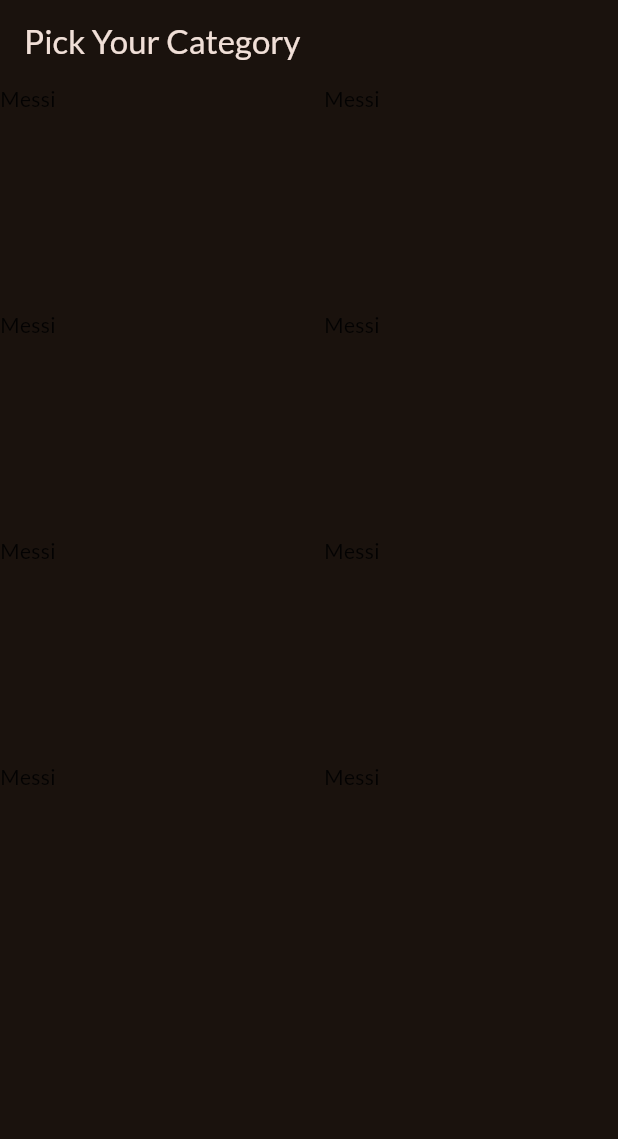
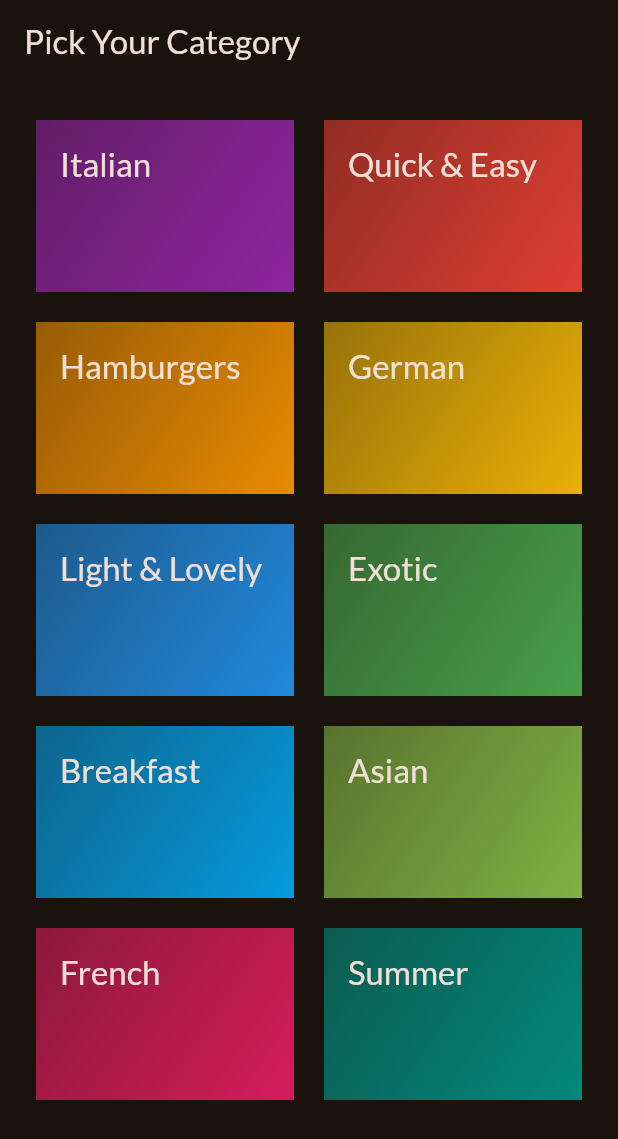
Before and after one commit to Mervan-Torlak/My_Recipes, a Flutter app: the screen it shows after launch, on a phone screen of 412 x 824 dp. Shown: the top 1139 px of the screen. Run offline on Flutter 3.47's test engine with Material 2 defaults, Android fonts, the phone set to English and light mode, and no system bars; our stand-ins replace google_fonts.

Commit message:
categories

```diff
--- /dev/null
+++ b/lib/data/dummy_data.dart
@@ -0,0 +1,56 @@
+import 'package:flutter/material.dart';
+
+import 'package:my_recipes/models/category.dart';
+
+const availableCategories = [
+  Category(
+    id: 'c1',
+    title: 'Italian',
+    color: Colors.purple,
+  ),
+  Category(
+    id: 'c2',
+    title: 'Quick & Easy',
+    color: Colors.red,
+  ),
+  Category(
+    id: 'c3',
+    title: 'Hamburgers',
+    color: Colors.orange,
+  ),
+  Category(
+    id: 'c4',
+    title: 'German',
+    color: Colors.amber,
+  ),
+  Category(
+    id: 'c5',
+    title: 'Light & Lovely',
+    color: Colors.blue,
+  ),
+  Category(
+    id: 'c6',
+    title: 'Exotic',
+    color: Colors.green,
+  ),
+  Category(
+    id: 'c7',
+    title: 'Breakfast',
+    color: Colors.lightBlue,
+  ),
+  Category(
+    id: 'c8',
+    title: 'Asian',
+    color: Colors.lightGreen,
+  ),
+  Category(
+    id: 'c9',
+    title: 'French',
+    color: Colors.pink,
+  ),
+  Category(
+    id: 'c10',
+    title: 'Summer',
+    color: Colors.teal,
+  ),
+];
--- a/lib/main.dart
+++ b/lib/main.dart
@@ -1,7 +1,7 @@
 import 'package:flutter/material.dart';
 
 import 'package:google_fonts/google_fonts.dart';
-import 'package:my_recipes/categories.dart';
+import 'package:my_recipes/screens/categories.dart';
 
 final theme = ThemeData(
   useMaterial3: true,
--- /dev/null
+++ b/lib/models/category.dart
@@ -0,0 +1,13 @@
+import 'package:flutter/material.dart';
+
+class Category {
+  const Category({
+    required this.id,
+    required this.title,
+    this.color = Colors.orange,
+  });
+
+  final String id;
+  final String title;
+  final Color color;
+}
--- a/lib/categories.dart
+++ b/lib/screens/categories.dart
@@ -1,4 +1,6 @@
 import 'package:flutter/material.dart';
+import 'package:my_recipes/data/dummy_data.dart';
+import 'package:my_recipes/widgets/category_grid_item.dart';
 
 class CategoriesScreen extends StatelessWidget {
   const CategoriesScreen({super.key});
@@ -10,21 +12,16 @@ class CategoriesScreen extends StatelessWidget {
         title: const Text('Pick Your Category'),
       ),
       body: GridView(
+        padding: const EdgeInsets.all(24),
         gridDelegate: const SliverGridDelegateWithFixedCrossAxisCount(
           crossAxisCount: 2,
           childAspectRatio: 3 / 2,
           crossAxisSpacing: 20,
           mainAxisSpacing: 20,
         ),
-        children: const [
-          Text('Messi'),
-          Text('Messi'),
-          Text('Messi'),
-          Text('Messi'),
-          Text('Messi'),
-          Text('Messi'),
-          Text('Messi'),
-          Text('Messi'),
+        children: [
+          for (final category in availableCategories)
+            CategoryGridItem(category: category)
         ],
       ),
     );
--- /dev/null
+++ b/lib/widgets/category_grid_item.dart
@@ -0,0 +1,34 @@
+import 'package:flutter/material.dart';
+import 'package:my_recipes/models/category.dart';
+
+class CategoryGridItem extends StatelessWidget {
+  const CategoryGridItem({
+    super.key,
+    required this.category,
+  });
+
+  final Category category;
+
+  @override
+  Widget build(BuildContext context) {
+    return Container(
+      padding: const EdgeInsets.all(16),
+      decoration: BoxDecoration(
+        gradient: LinearGradient(
+          colors: [
+            category.color.withOpacity(0.55),
+            category.color.withOpacity(0.9),
+          ],
+          begin: Alignment.topLeft,
+          end: Alignment.bottomRight,
+        ),
+      ),
+      child: Text(
+        category.title,
+        style: Theme.of(context).textTheme.titleLarge!.copyWith(
+              color: Theme.of(context).colorScheme.onBackground,
+            ),
+      ),
+    );
+  }
+}
```
